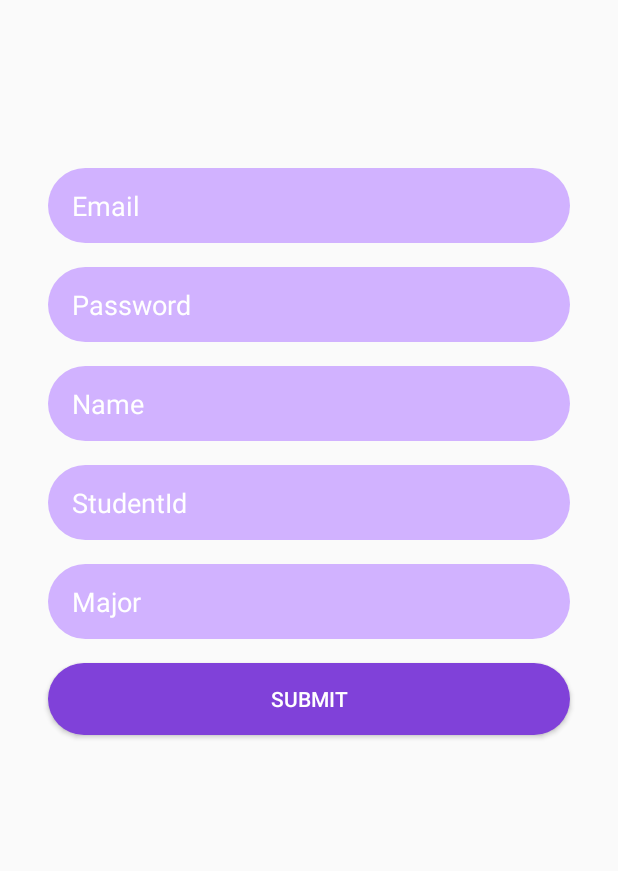
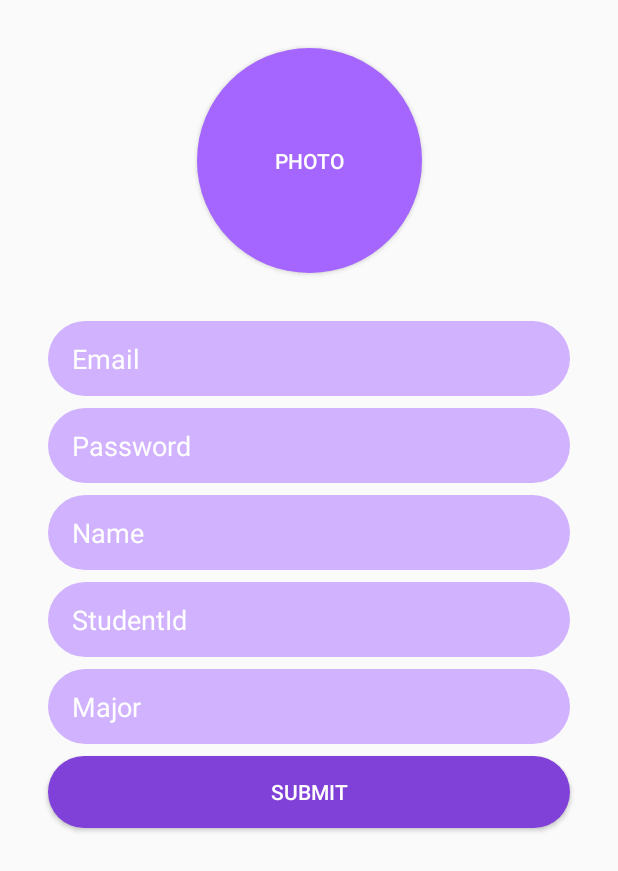
Before and after one commit to GaeTaeng/GCSSNS, an Android app: the SignupActivity screen opened directly, with no data from a screen before it, on a phone screen of 412 x 824 dp. Shown: the top 871 px of the screen. Run offline under Robolectric (Android 15) with nearby library versions, the phone set to English and light mode, and no system bars; our stand-ins replace CircleImageView, Firebase (no records; nobody signed in at launch, a user with empty details on screens opened directly).

Commit message:
이미지 선택 업로드 추가(테스트 필요), 이제 회원가입시 user정보 데이터베이스에 넣을수 있음

```diff
--- a/app/build.gradle
+++ b/app/build.gradle
@@ -28,7 +28,10 @@ dependencies {
     implementation 'com.android.support:appcompat-v7:28.0.0-alpha1'
     implementation 'com.android.support.constraint:constraint-layout:1.1.3'
     implementation 'com.google.firebase:firebase-auth:15.0.0'
+    implementation 'com.google.firebase:firebase-database:15.0.0'
     implementation 'com.google.firebase:firebase-firestore:15.0.0'
+    implementation 'com.google.firebase:firebase-storage:15.0.0'
+    implementation 'de.hdodenhof:circleimageview:2.2.0'
     implementation 'com.android.support:support-v4:28.0.0'
     testImplementation 'junit:junit:4.12'
     androidTestImplementation 'com.android.support.test:runner:1.0.2'
--- a/app/src/main/java/com/project/gcssns/gcssns/model/User.kt
+++ b/app/src/main/java/com/project/gcssns/gcssns/model/User.kt
@@ -4,4 +4,4 @@ package com.project.gcssns.gcssns.model
  * Created by i412 on 2018-10-02.
  */
 
-data class User(var userEmail : String? = null, var userName : String? = null, var userStudentId : String? = null, var userMajor : String? = null)
+data class User(var uid: String? = null, var profileImageUrl: String? = null, var userEmail : String? = null, var userName : String? = null, var userStudentId : String? = null, var userMajor : String? = null)
--- a/app/src/main/res/layout/activity_signup.xml
+++ b/app/src/main/res/layout/activity_signup.xml
@@ -4,115 +4,131 @@
     xmlns:tools="http://schemas.android.com/tools"
     android:layout_width="match_parent"
     android:layout_height="match_parent"
-    tools:context="com.project.gcssns.gcssns.SignupActivity">
+    tools:context="com.project.gcssns.gcssns.SignupActivity"
+    tools:layout_editor_absoluteY="25dp">
 
     <EditText
-        android:textColor="@android:color/white"
-        android:textColorHint="@android:color/white"
+        android:id="@+id/editText_signup_email"
+        android:layout_width="0dp"
+        android:layout_height="50dp"
+        android:layout_marginStart="32dp"
+        android:layout_marginLeft="32dp"
+        android:layout_marginTop="32dp"
+        android:layout_marginEnd="32dp"
+        android:layout_marginRight="32dp"
         android:background="@drawable/edittext_rounded_shape"
-        android:id="@+id/editText_signup_email"
-        android:layout_width="match_parent"
-        android:layout_height="50dp"
-        android:layout_marginEnd="32dp"
-        android:layout_marginStart="32dp"
-        android:layout_marginTop="112dp"
-        android:paddingLeft="16dp"
         android:ems="10"
         android:hint="Email"
         android:inputType="textPersonName"
+        android:paddingLeft="16dp"
+        android:textColor="@android:color/white"
+        android:textColorHint="@android:color/white"
         app:layout_constraintEnd_toEndOf="parent"
-        app:layout_constraintHorizontal_bias="0.0"
         app:layout_constraintStart_toStartOf="parent"
-        app:layout_constraintTop_toTopOf="parent" />
+        app:layout_constraintTop_toBottomOf="@+id/button_signup_photo" />
 
     <EditText
-        android:textColor="@android:color/white"
-        android:textColorHint="@android:color/white"
+        android:id="@+id/editText_signup_password"
+        android:layout_width="0dp"
+        android:layout_height="50dp"
+        android:layout_marginTop="8dp"
         android:background="@drawable/edittext_rounded_shape"
-        android:id="@+id/editText_signup_password"
-        android:layout_width="match_parent"
-        android:layout_height="50dp"
-        android:layout_marginEnd="32dp"
-        android:layout_marginStart="32dp"
-        android:layout_marginTop="16dp"
-        android:paddingLeft="16dp"
         android:ems="10"
         android:hint="Password"
         android:inputType="textPassword"
-        app:layout_constraintEnd_toEndOf="parent"
+        android:paddingLeft="16dp"
+        android:textColor="@android:color/white"
+        android:textColorHint="@android:color/white"
+        app:layout_constraintEnd_toEndOf="@+id/editText_signup_email"
         app:layout_constraintHorizontal_bias="0.0"
-        app:layout_constraintStart_toStartOf="parent"
+        app:layout_constraintStart_toStartOf="@+id/editText_signup_email"
         app:layout_constraintTop_toBottomOf="@+id/editText_signup_email" />
 
 
     <EditText
-        android:textColor="@android:color/white"
-        android:textColorHint="@android:color/white"
+        android:id="@+id/editText_signup_name"
+        android:layout_width="0dp"
+        android:layout_height="50dp"
+        android:layout_marginTop="8dp"
         android:background="@drawable/edittext_rounded_shape"
-        android:id="@+id/editText_signup_name"
-        android:layout_width="match_parent"
-        android:layout_height="50dp"
-        android:layout_marginEnd="32dp"
-        android:layout_marginStart="32dp"
-        android:layout_marginTop="16dp"
-        android:paddingLeft="16dp"
         android:ems="10"
         android:hint="Name"
         android:inputType="textPersonName"
-        app:layout_constraintEnd_toEndOf="parent"
-        app:layout_constraintStart_toStartOf="parent"
+        android:paddingLeft="16dp"
+        android:textColor="@android:color/white"
+        android:textColorHint="@android:color/white"
+        app:layout_constraintEnd_toEndOf="@+id/editText_signup_password"
+        app:layout_constraintStart_toStartOf="@+id/editText_signup_password"
         app:layout_constraintTop_toBottomOf="@+id/editText_signup_password" />
 
     <EditText
-        android:textColor="@android:color/white"
-        android:textColorHint="@android:color/white"
+        android:id="@+id/editText_signup_studentId"
+        android:layout_width="0dp"
+        android:layout_height="50dp"
+        android:layout_marginTop="8dp"
         android:background="@drawable/edittext_rounded_shape"
-        android:id="@+id/editText_signup_studentId"
-        android:layout_width="match_parent"
-        android:layout_height="50dp"
-        android:layout_marginEnd="32dp"
-        android:layout_marginStart="32dp"
-        android:layout_marginTop="16dp"
-        android:paddingLeft="16dp"
         android:ems="10"
         android:hint="StudentId"
         android:inputType="textPersonName"
-        app:layout_constraintEnd_toEndOf="parent"
-        app:layout_constraintStart_toStartOf="parent"
+        android:paddingLeft="16dp"
+        android:textColor="@android:color/white"
+        android:textColorHint="@android:color/white"
+        app:layout_constraintEnd_toEndOf="@+id/editText_signup_name"
+        app:layout_constraintStart_toStartOf="@+id/editText_signup_name"
         app:layout_constraintTop_toBottomOf="@+id/editText_signup_name" />
 
     <EditText
-        android:textColor="@android:color/white"
-        android:textColorHint="@android:color/white"
+        android:id="@+id/editText_signup_major"
+        android:layout_width="0dp"
+        android:layout_height="50dp"
+        android:layout_marginTop="8dp"
         android:background="@drawable/edittext_rounded_shape"
-        android:id="@+id/editText_signup_major"
-        android:layout_width="match_parent"
-        android:layout_height="50dp"
-        android:layout_marginEnd="32dp"
-        android:layout_marginStart="32dp"
-        android:layout_marginTop="16dp"
-        android:paddingLeft="16dp"
         android:ems="10"
         android:hint="Major"
         android:inputType="textPersonName"
-        app:layout_constraintEnd_toEndOf="parent"
-        app:layout_constraintHorizontal_bias="0.0"
-        app:layout_constraintStart_toStartOf="parent"
+        android:paddingLeft="16dp"
+        android:textColor="@android:color/white"
+        android:textColorHint="@android:color/white"
+        app:layout_constraintEnd_toEndOf="@+id/editText_signup_studentId"
+        app:layout_constraintStart_toStartOf="@+id/editText_signup_studentId"
         app:layout_constraintTop_toBottomOf="@+id/editText_signup_studentId" />
 
     <Button
         android:id="@+id/button_signup_submit"
-        android:layout_width="match_parent"
+        android:layout_width="0dp"
         android:layout_height="wrap_content"
-        android:layout_marginEnd="32dp"
-        android:layout_marginStart="32dp"
-        android:layout_marginTop="16dp"
+        android:layout_marginTop="8dp"
+        android:background="@drawable/button_rounded_shape"
         android:text="submit"
         android:textColor="@android:color/white"
-        android:background="@drawable/button_rounded_shape"
-        app:layout_constraintEnd_toEndOf="parent"
-        app:layout_constraintHorizontal_bias="0.0"
-        app:layout_constraintStart_toStartOf="parent"
+        app:layout_constraintEnd_toEndOf="@+id/editText_signup_major"
+        app:layout_constraintStart_toStartOf="@+id/editText_signup_major"
         app:layout_constraintTop_toBottomOf="@+id/editText_signup_major" />
 
+    <Button
+        android:id="@+id/button_signup_photo"
+        android:layout_width="150dp"
+        android:layout_height="150dp"
+        android:layout_marginStart="8dp"
+        android:layout_marginLeft="8dp"
+        android:layout_marginTop="32dp"
+        android:layout_marginEnd="8dp"
+        android:layout_marginRight="8dp"
+        android:background="@drawable/select_rounded_photo"
+        android:text="photo"
+        android:textColor="@android:color/white"
+        app:layout_constraintEnd_toEndOf="parent"
+        app:layout_constraintStart_toStartOf="parent"
+        app:layout_constraintTop_toTopOf="parent"
+        app:srcCompat="@drawable/select_rounded_photo" />
+
+    <de.hdodenhof.circleimageview.CircleImageView
+        android:id="@+id/imageView_signup_photo_register"
+        android:layout_width="150dp"
+        android:layout_height="150dp"
+        app:layout_constraintBottom_toBottomOf="@+id/button_signup_photo"
+        app:layout_constraintEnd_toEndOf="@+id/button_signup_photo"
+        app:layout_constraintStart_toStartOf="@+id/button_signup_photo"
+        app:layout_constraintTop_toTopOf="@+id/button_signup_photo" />
+
 </android.support.constraint.ConstraintLayout>
--- a/build.gradle
+++ b/build.gradle
@@ -1,13 +1,13 @@
 // Top-level build file where you can add configuration options common to all sub-projects/modules.
 
 buildscript {
-    ext.kotlin_version = '1.2.50'
+    ext.kotlin_version = '1.2.51'
     repositories {
         google()
         jcenter()
     }
     dependencies {
-        classpath 'com.android.tools.build:gradle:3.1.4'
+        classpath 'com.android.tools.build:gradle:3.2.1'
         classpath "org.jetbrains.kotlin:kotlin-gradle-plugin:$kotlin_version"
 
         // NOTE: Do not place your application dependencies here; they belong
```
Also changed, not shown: app/src/main/java/com/project/gcssns/gcssns/SignupActivity.kt (+52 -0 lines), app/src/main/res/layout/activity_login.xml (+29 -35 lines), gradle/wrapper/gradle-wrapper.properties.
